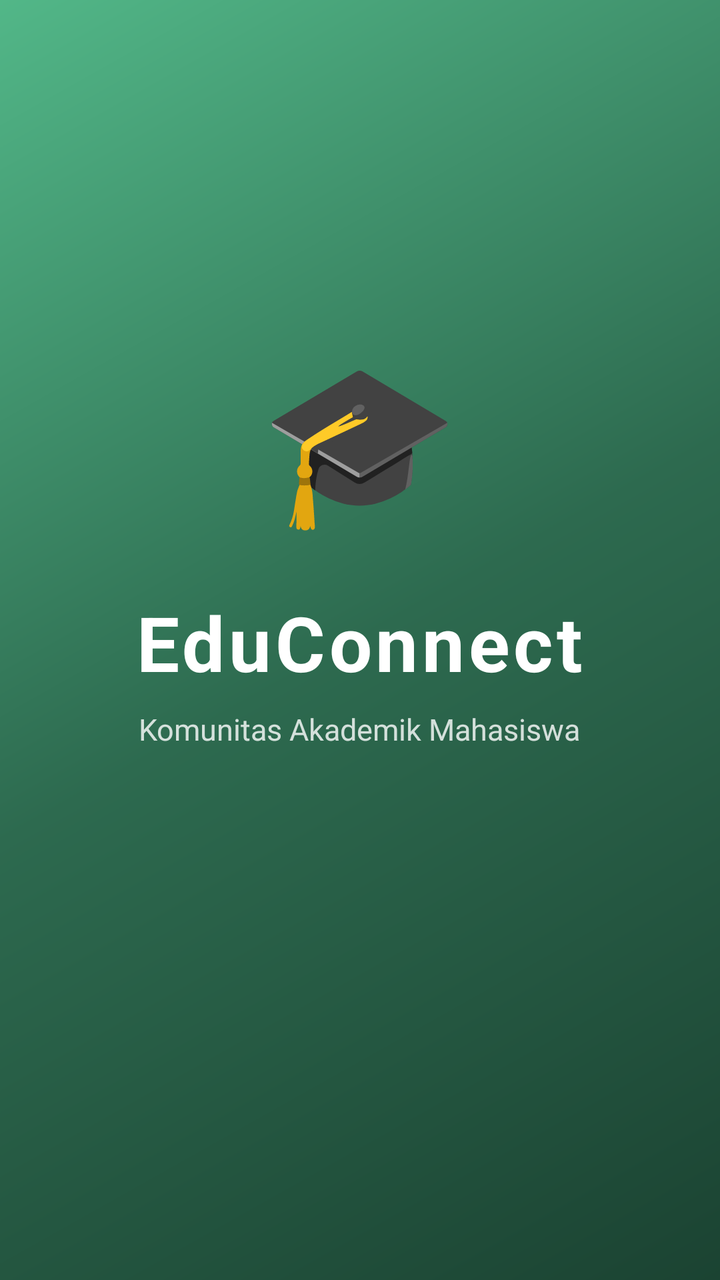
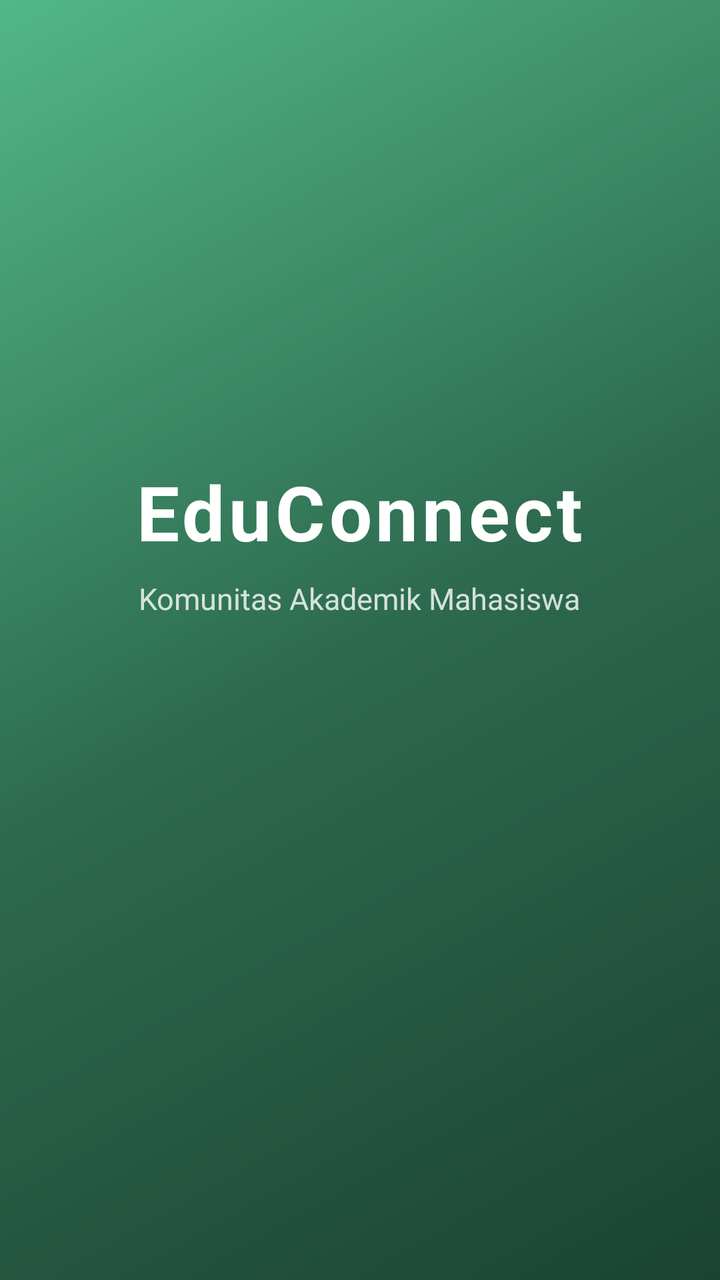

Compare the two renders of this Android layout. The source of the first and the diff that turns it into the second are given below.
<!-- AndroidManifest.xml: activity theme Theme.EduConnect.Splash -->
<!-- res/layout/activity_splash.xml -->
<?xml version="1.0" encoding="utf-8"?>
<LinearLayout
    xmlns:android="http://schemas.android.com/apk/res/android"
    android:layout_width="match_parent"
    android:layout_height="match_parent"
    android:orientation="vertical"
    android:gravity="center"
    android:background="@drawable/bg_splash"
    android:padding="40dp">

    <TextView
        android:layout_width="wrap_content"
        android:layout_height="wrap_content"
        android:text="🎓"
        android:textSize="80sp"
        android:layout_marginBottom="24dp" />

    <TextView
        android:layout_width="wrap_content"
        android:layout_height="wrap_content"
        android:text="EduConnect"
        android:textSize="38sp"
        android:textStyle="bold"
        android:textColor="@color/white"
        android:letterSpacing="0.05"
        android:layout_marginBottom="8dp" />

    <TextView
        android:layout_width="wrap_content"
        android:layout_height="wrap_content"
        android:text="Komunitas Akademik Mahasiswa"
        android:textSize="15sp"
        android:textColor="#CCFFFFFF"
        android:layout_marginBottom="60dp" />

    <ProgressBar
        android:layout_width="40dp"
        android:layout_height="40dp"
        android:indeterminateTint="@color/white" />

</LinearLayout>
<!-- resources referenced by this layout -->
<resources>
  <color name="white">#FFFFFF</color>
  <!-- drawable bg_splash (drawable) -->
  <?xml version="1.0" encoding="utf-8"?>
  <shape xmlns:android="http://schemas.android.com/apk/res/android">
      <gradient
          android:startColor="#1B4332"
          android:centerColor="#2D6A4F"
          android:endColor="#52B788"
          android:angle="135"
          android:type="linear" />
  </shape>
  <style name="Theme.EduConnect.Splash" parent="Theme.Material3.Light.NoActionBar">
          <item name="android:windowBackground">@color/green_primary</item>
          <item name="android:windowFullscreen">true</item>
          <item name="android:windowNoTitle">true</item>
      </style>
  <color name="green_primary">#2D6A4F</color>
</resources>

<!-- the commit's change to res/layout/activity_splash.xml (unified diff, before → after) -->
@@ -8,12 +8,6 @@
     android:background="@drawable/bg_splash"
     android:padding="40dp">
 
-    <TextView
-        android:layout_width="wrap_content"
-        android:layout_height="wrap_content"
-        android:text="🎓"
-        android:textSize="80sp"
-        android:layout_marginBottom="24dp" />
 
     <TextView
         android:layout_width="wrap_content"
